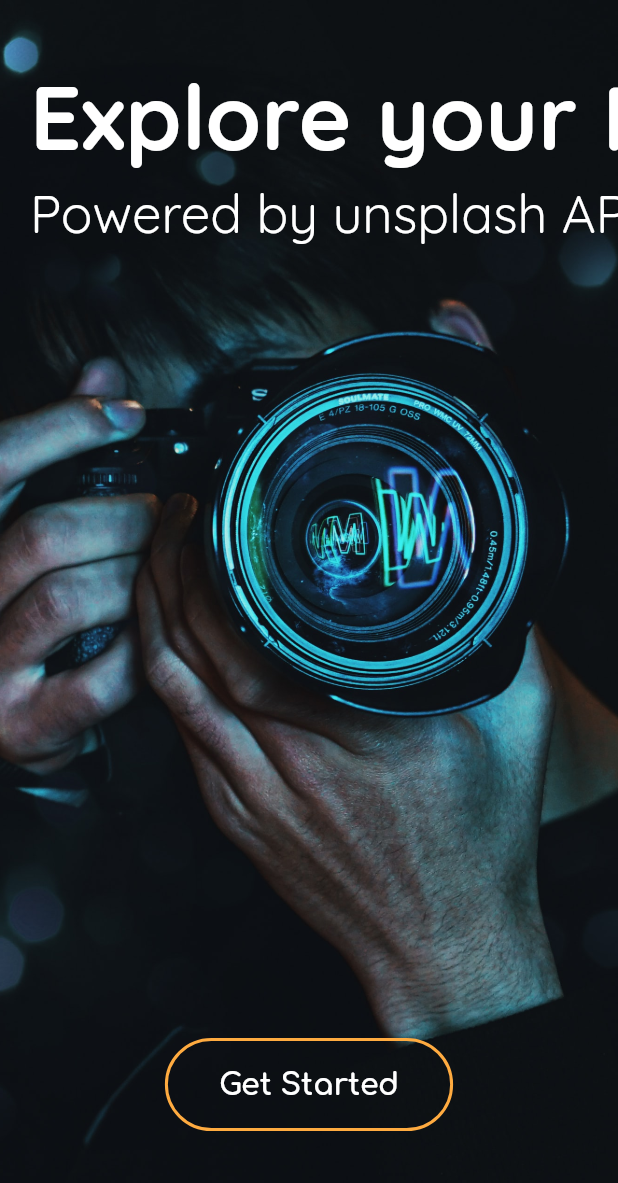
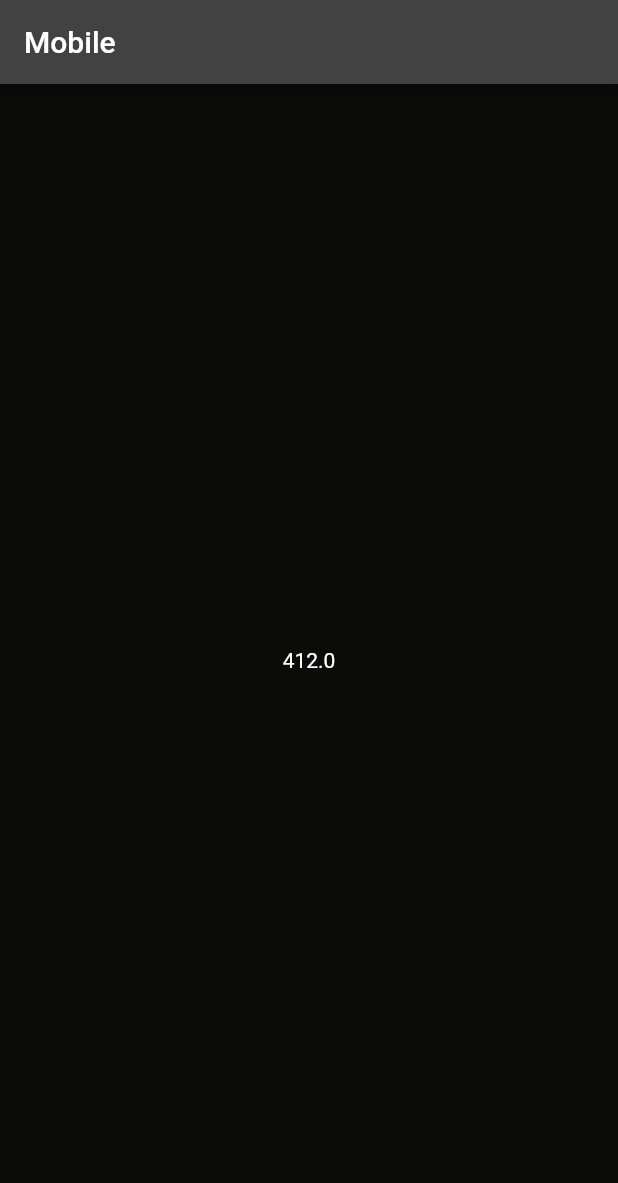
Before and after one commit to md-siam/photo_gallery, a Flutter app: the DesktopView screen opened directly, after a tap on "Get Started", on a phone screen of 412 x 824 dp. Shown: the top 1183 px of the screen. Run offline on Flutter 3.47's test engine with Material 2 defaults, Android fonts, the light colour scheme and no system bars.

Commit message:
feat(ui): Gallery pages are new responsive

```diff
--- a/lib/app/views/desktop/desktop_view.dart
+++ b/lib/app/views/desktop/desktop_view.dart
@@ -1,11 +1,17 @@
 import 'package:flutter/material.dart';
+
+import '../../layout/responsive_layout.dart';
+import '../views.dart';
+
 
 class DesktopView extends StatelessWidget {
   const DesktopView({Key? key}) : super(key: key);
 
   @override
   Widget build(BuildContext context) {
-    return Stack(
+    return Scaffold(
+      backgroundColor: const Color(0xFF0B0B0A),
+      body: Stack(
         alignment: Alignment.center,
         children: [
           SizedBox(
@@ -62,11 +68,21 @@ class DesktopView extends StatelessWidget {
                 ),
               ),
               onPressed: () {
-              print('Get Started');
+                Navigator.pushAndRemoveUntil(
+                  context,
+                  MaterialPageRoute(
+                      builder: (BuildContext context) => const ResponsiveLayout(
+                            mobileBody: MobileGallery(),
+                            tabletBody: TabletGallery(),
+                            desktopBody: DesktopGallery(),
+                          )),
+                  (route) => false,
+                );
               },
             ),
           ),
         ],
+      ),
     );
   }
 }
--- /dev/null
+++ b/lib/app/views/mobile/mobile_gallery.dart
@@ -0,0 +1,29 @@
+import 'package:flutter/material.dart';
+
+class MobileGallery extends StatefulWidget {
+  const MobileGallery({Key? key}) : super(key: key);
+
+  @override
+  State<MobileGallery> createState() => _MobileGalleryState();
+}
+
+class _MobileGalleryState extends State<MobileGallery> {
+  double? size;
+
+  @override
+  Widget build(BuildContext context) {
+    setState(() {
+      size = MediaQuery.of(context).size.width;
+    });
+    return Scaffold(
+      backgroundColor: const Color(0xFF0B0B0A),
+      appBar: AppBar(title: const Text('Mobile')),
+      body: Center(
+        child: Text(
+          '$size',
+          style: TextStyle(color: Colors.white),
+        ),
+      ),
+    );
+  }
+}
--- a/lib/app/views/views.dart
+++ b/lib/app/views/views.dart
@@ -1,3 +1,11 @@
+/// First level navigation from [SplashView]
 export 'desktop/desktop_view.dart';
 export 'mobile/mobile_view.dart';
 export 'tablet/tablet_view.dart';
+
+/// Second level navigation from [DesktopView, MobileView, TableView]
+export 'desktop/desktop_gallery.dart';
+export 'mobile/mobile_gallery.dart';
+export 'tablet/tablet_gallery.dart';
+
+/// Third level navigation from [DesktopGallery, MobileGallery, TabletGallery]
```
Also changed, not shown: lib/app/controllers/dummy_data.dart (added, +122 -0 lines), lib/app/splash/splash_view.dart (+7 -16 lines), lib/app/views/desktop/desktop_gallery.dart (added, +29 -0 lines), lib/app/views/mobile/mobile_view.dart (+17 -2 lines), lib/app/views/tablet/tablet_gallery.dart (added, +29 -0 lines), lib/app/views/tablet/tablet_view.dart (+17 -2 lines), lib/main.dart (+4 -4 lines). Lines whose indentation alone changed are shown as unchanged.
